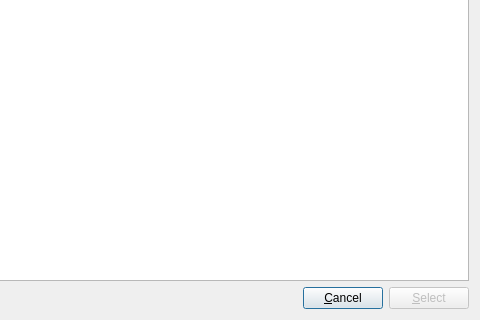
Before: the Qt Designer form glabels/ui/SelectProductDialog.ui in jimevins/glabels-qt, drawn with Qt 5; both pictures show x 487 to 967 and y 340 to 660 of the 967 by 660 pixel window.
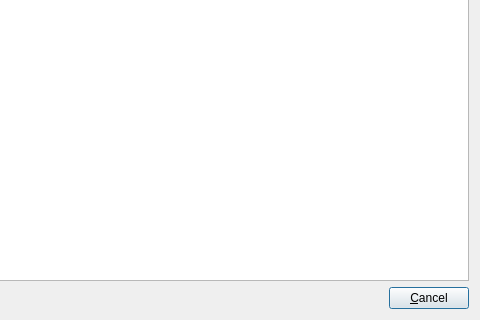
After: the same form once the commit is applied. Icons and pictures are not drawn. Custom widgets are drawn as their Qt base class.

Commit message:
Single-click selection of product.
It was clumsy to first select the product and then click the select
button.

```diff
--- a/glabels/ui/SelectProductDialog.ui
+++ b/glabels/ui/SelectProductDialog.ui
@@ -164,16 +164,6 @@
          </property>
         </widget>
        </item>
-       <item>
-        <widget class="QPushButton" name="selectButton">
-         <property name="enabled">
-          <bool>false</bool>
-         </property>
-         <property name="text">
-          <string>&amp;Select</string>
-         </property>
-        </widget>
-       </item>
       </layout>
      </item>
     </layout>
```
Left out of the diff: 16 changed lines with no effect on the pictures. The commit also changes 2 other files.
